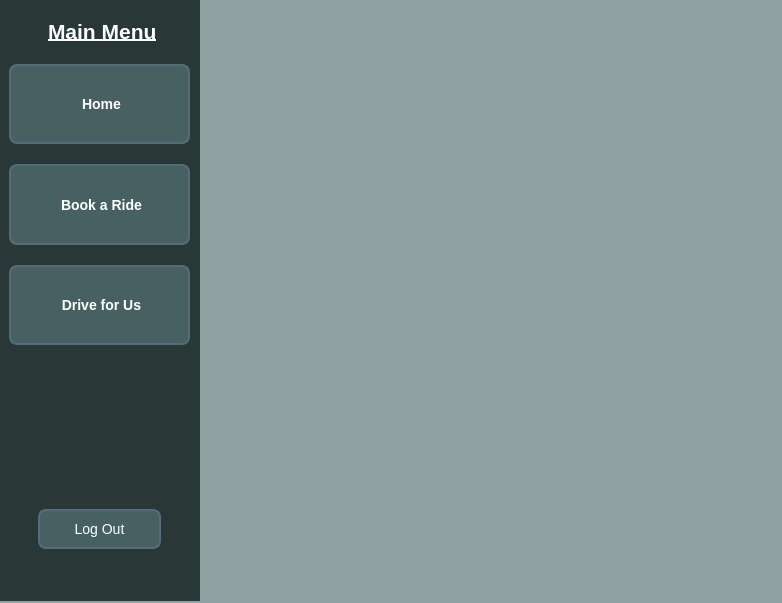
chvy-aust/taxi-booking-system, file src/ui/customer_dashboard.ui: the form before one commit.
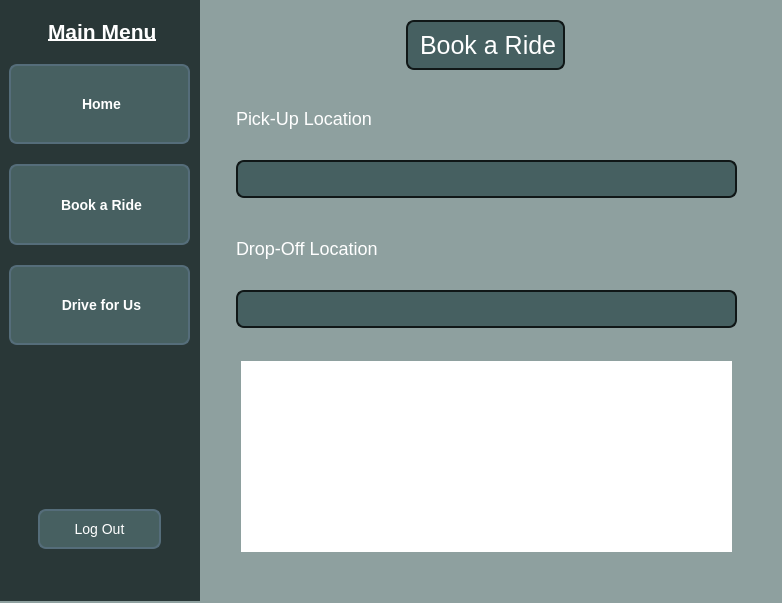
The form after the commit. The open tabs and pages were chosen to show the change. Icons and pictures are not drawn.

Commit message: customer bookings page made

Patch:
```diff
--- a/src/ui/customer_dashboard.ui
+++ b/src/ui/customer_dashboard.ui
@@ -862,7 +862,169 @@
          </item>
         </layout>
        </widget>
-       <widget class="QWidget" name="bookRidepage"/>
+       <widget class="QWidget" name="bookRidepage">
+        <widget class="QFrame" name="book_ride_frame">
+         <property name="geometry">
+          <rect>
+           <x>0</x>
+           <y>0</y>
+           <width>551</width>
+           <height>581</height>
+          </rect>
+         </property>
+         <property name="frameShape">
+          <enum>QFrame::Shape::StyledPanel</enum>
+         </property>
+         <property name="frameShadow">
+          <enum>QFrame::Shadow::Raised</enum>
+         </property>
+         <widget class="QLabel" name="book_a_ride_label">
+          <property name="geometry">
+           <rect>
+            <x>200</x>
+            <y>20</y>
+            <width>159</width>
+            <height>50</height>
+           </rect>
+          </property>
+          <property name="styleSheet">
+           <string notr="true">QLabel {
+    background-color: #466061; 
+    border: 2px solid #101717; 
+    border-radius: 8px; 
+    padding: 6px;
+    color: white; 
+    font-size: 25px;            
+}</string>
+          </property>
+          <property name="text">
+           <string>Book a Ride</string>
+          </property>
+         </widget>
+         <widget class="QLabel" name="pick_up_label">
+          <property name="geometry">
+           <rect>
+            <x>30</x>
+            <y>90</y>
+            <width>235</width>
+            <height>56</height>
+           </rect>
+          </property>
+          <property name="font">
+           <font>
+            <family>Arial</family>
+            <pointsize>-1</pointsize>
+           </font>
+          </property>
+          <property name="styleSheet">
+           <string notr="true">QLabel {
+    color: white;                
+    font-size: 18px;             
+}
+</string>
+          </property>
+          <property name="text">
+           <string>Pick-Up Location</string>
+          </property>
+         </widget>
+         <widget class="QLabel" name="label_25">
+          <property name="geometry">
+           <rect>
+            <x>30</x>
+            <y>220</y>
+            <width>235</width>
+            <height>56</height>
+           </rect>
+          </property>
+          <property name="font">
+           <font>
+            <family>Arial</family>
+            <pointsize>-1</pointsize>
+           </font>
+          </property>
+          <property name="styleSheet">
+           <string notr="true">QLabel {
+    color: white;                
+    font-size: 18px;             
+}
+</string>
+          </property>
+          <property name="text">
+           <string>Drop-Off Location</string>
+          </property>
+         </widget>
+         <widget class="QLineEdit" name="pick_up_input">
+          <property name="geometry">
+           <rect>
+            <x>30</x>
+            <y>160</y>
+            <width>501</width>
+            <height>38</height>
+           </rect>
+          </property>
+          <property name="sizePolicy">
+           <sizepolicy hsizetype="Expanding" vsizetype="Fixed">
+            <horstretch>0</horstretch>
+            <verstretch>0</verstretch>
+           </sizepolicy>
+          </property>
+          <property name="styleSheet">
+           <string notr="true">QLineEdit {
+    background-color: #466061; 
+    border: 2px solid #101717; 
+    border-radius: 8px; 
+    padding: 6px;
+    color: white; 
+    font-size: 15px;            
+}
+QLineEdit:focus {
+    background-color: #4A5C66; /* Slightly lighter background on hover */
+    border: 2px solid #FFFFFF; /* Highlight the border on hover */
+}</string>
+          </property>
+         </widget>
+         <widget class="QLineEdit" name="drop_off_input">
+          <property name="geometry">
+           <rect>
+            <x>30</x>
+            <y>290</y>
+            <width>501</width>
+            <height>38</height>
+           </rect>
+          </property>
+          <property name="sizePolicy">
+           <sizepolicy hsizetype="Expanding" vsizetype="Fixed">
+            <horstretch>0</horstretch>
+            <verstretch>0</verstretch>
+           </sizepolicy>
+          </property>
+          <property name="styleSheet">
+           <string notr="true">QLineEdit {
+    background-color: #466061; 
+    border: 2px solid #101717; 
+    border-radius: 8px; 
+    padding: 6px;
+    color: white; 
+    font-size: 15px;            
+}
+QLineEdit:focus {
+    background-color: #4A5C66; /* Slightly lighter background on hover */
+    border: 2px solid #FFFFFF; /* Highlight the border on hover */
+}</string>
+          </property>
+         </widget>
+         <widget class="QTableView" name="tableView">
+          <property name="geometry">
+           <rect>
+            <x>35</x>
+            <y>361</y>
+            <width>491</width>
+            <height>191</height>
+           </rect>
+          </property>
+         </widget>
+        </widget>
+       </widget>
        <widget class="QWidget" name="profilePage">
         <widget class="QFrame" name="driverForm_2">
          <property name="geometry">
```
Left out of the diff: 2 changed lines with no effect on the pictures. The commit also changes 4 other files.
